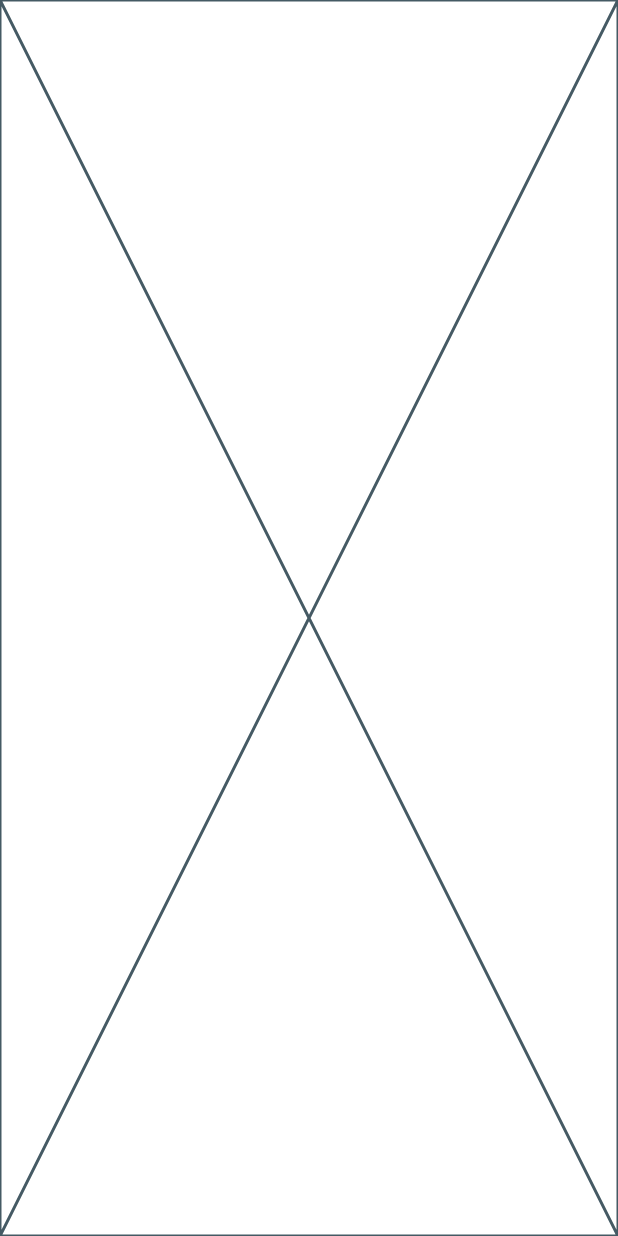
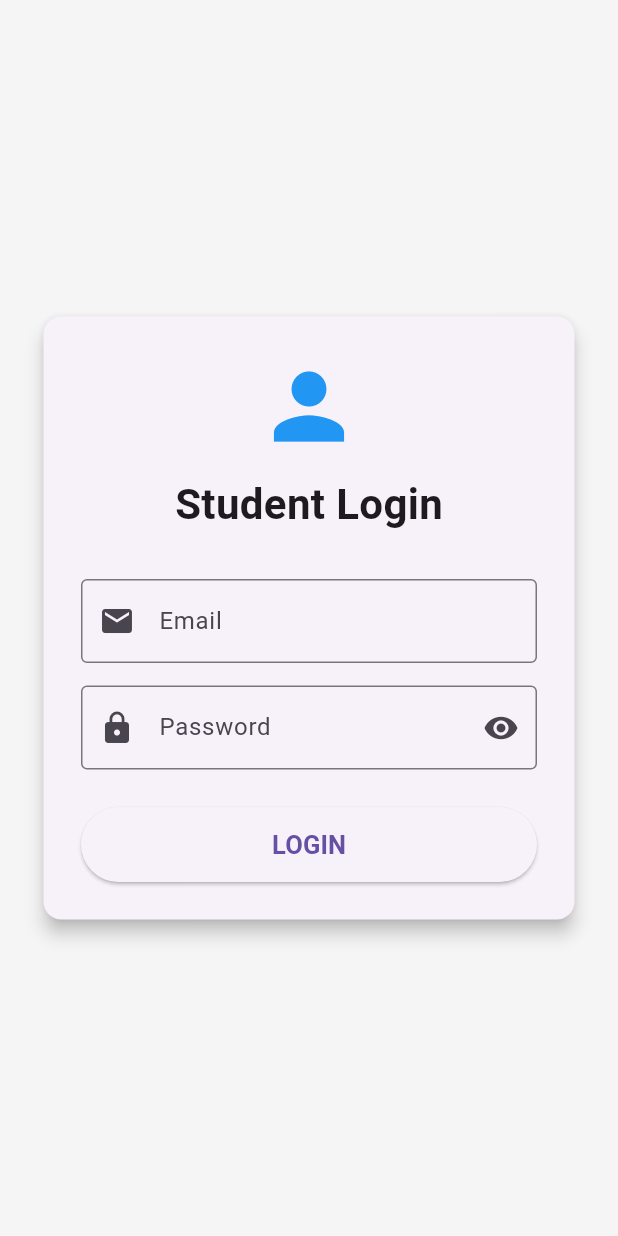
Before and after one commit to nomankhan31/dart-and-flutter-classwork, a Flutter app: the screen it shows after launch, after a tap on "Already have an account? Login", on a phone screen of 412 x 824 dp. Run offline on Flutter 3.47's test engine with Material 3 defaults, Android fonts, the phone set to English and light mode, and no system bars; our stand-ins replace cloud_firestore, firebase_core; accounts and stored records are empty.

Commit message:
Refactor login state management and UI components

```diff
--- a/lib/login.dart
+++ b/lib/login.dart
@@ -9,14 +9,223 @@ class Login extends StatefulWidget {
 }
 
 class _LoginState extends State<Login> {
+  TextEditingController email = TextEditingController();
+  TextEditingController password = TextEditingController();
 
-TextEditingController email = TextEditingController();
-TextEditingController password = TextEditingController();
+  final CollectionReference login =
+      FirebaseFirestore.instance.collection('student');
 
-final CollectionReference login = FirebaseFirestore.instance.collection('student');
+  bool loading = false;
+  bool hidePassword = true;
+
+  // ================= LOGIN FUNCTION =================
+
+  Future<void> userLogin() async {
+    String userEmail = email.text.trim();
+    String userPassword = password.text.trim();
+
+    if (userEmail.isEmpty || userPassword.isEmpty) {
+      ScaffoldMessenger.of(context).showSnackBar(
+        const SnackBar(
+          content: Text("Please enter email and password"),
+        ),
+      );
+      return;
+    }
+
+    setState(() {
+      loading = true;
+    });
+
+    try {
+      QuerySnapshot result = await login
+          .where('email', isEqualTo: userEmail)
+          .where('password', isEqualTo: userPassword)
+          .get();
+
+      if (result.docs.isNotEmpty) {
+        // Login successful
+
+        if (mounted) {
+          ScaffoldMessenger.of(context).showSnackBar(
+            const SnackBar(
+              content: Text("Login Successful"),
+            ),
+          );
+
+          Navigator.pushReplacementNamed(
+            context,
+            '/dashboard',
+          );
+        }
+      } else {
+        // Wrong email/password
+
+        if (mounted) {
+          ScaffoldMessenger.of(context).showSnackBar(
+            const SnackBar(
+              content: Text("Wrong Email or Password"),
+            ),
+          );
+        }
+      }
+    } catch (e) {
+      if (mounted) {
+        ScaffoldMessenger.of(context).showSnackBar(
+          SnackBar(
+            content: Text("Error: $e"),
+          ),
+        );
+      }
+    }
+
+    if (mounted) {
+      setState(() {
+        loading = false;
+      });
+    }
+  }
+
+  // ================= BUILD =================
 
   @override
   Widget build(BuildContext context) {
-    return const Placeholder();
+    return Scaffold(
+      backgroundColor: Colors.grey.shade100,
+
+      body: Center(
+        child: SingleChildScrollView(
+          padding: const EdgeInsets.all(25),
+
+          child: Card(
+            elevation: 5,
+
+            child: Padding(
+              padding: const EdgeInsets.all(25),
+
+              child: Column(
+                mainAxisSize: MainAxisSize.min,
+
+                children: [
+                  // ================= TITLE =================
+
+                  const Icon(
+                    Icons.person,
+                    size: 70,
+                    color: Colors.blue,
+                  ),
+
+                  const SizedBox(height: 10),
+
+                  const Text(
+                    "Student Login",
+                    style: TextStyle(
+                      fontSize: 28,
+                      fontWeight: FontWeight.bold,
+                    ),
+                  ),
+
+                  const SizedBox(height: 30),
+
+                  // ================= EMAIL =================
+
+                  TextField(
+                    controller: email,
+
+                    keyboardType:
+                        TextInputType.emailAddress,
+
+                    decoration: const InputDecoration(
+                      labelText: "Email",
+                      hintText: "Enter your email",
+                      prefixIcon: Icon(Icons.email),
+                      border: OutlineInputBorder(),
+                    ),
+                  ),
+
+                  const SizedBox(height: 15),
+
+                  // ================= PASSWORD =================
+
+                  TextField(
+                    controller: password,
+
+                    obscureText: hidePassword,
+
+                    decoration: InputDecoration(
+                      labelText: "Password",
+                      hintText: "Enter your password",
+
+                      prefixIcon:
+                          const Icon(Icons.lock),
+
+                      suffixIcon: IconButton(
+                        onPressed: () {
+                          setState(() {
+                            hidePassword =
+                                !hidePassword;
+                          });
+                        },
+
+                        icon: Icon(
+                          hidePassword
+                              ? Icons.visibility
+                              : Icons.visibility_off,
+                        ),
+                      ),
+
+                      border:
+                          const OutlineInputBorder(),
+                    ),
+                  ),
+
+                  const SizedBox(height: 25),
+
+                  // ================= LOGIN BUTTON =================
+
+                  SizedBox(
+                    width: double.infinity,
+                    height: 50,
+
+                    child: ElevatedButton(
+                      onPressed:
+                          loading ? null : userLogin,
+
+                      child: loading
+                          ? const SizedBox(
+                              height: 25,
+                              width: 25,
+
+                              child:
+                                  CircularProgressIndicator(
+                                strokeWidth: 3,
+                              ),
+                            )
+                          : const Text(
+                              "LOGIN",
+                              style: TextStyle(
+                                fontSize: 17,
+                                fontWeight:
+                                    FontWeight.bold,
+                              ),
+                            ),
+                    ),
+                  ),
+                ],
+              ),
+            ),
+          ),
+        ),
+      ),
+    );
+  }
+
+  // ================= DISPOSE =================
+
+  @override
+  void dispose() {
+    email.dispose();
+    password.dispose();
+    super.dispose();
   }
 }
```
